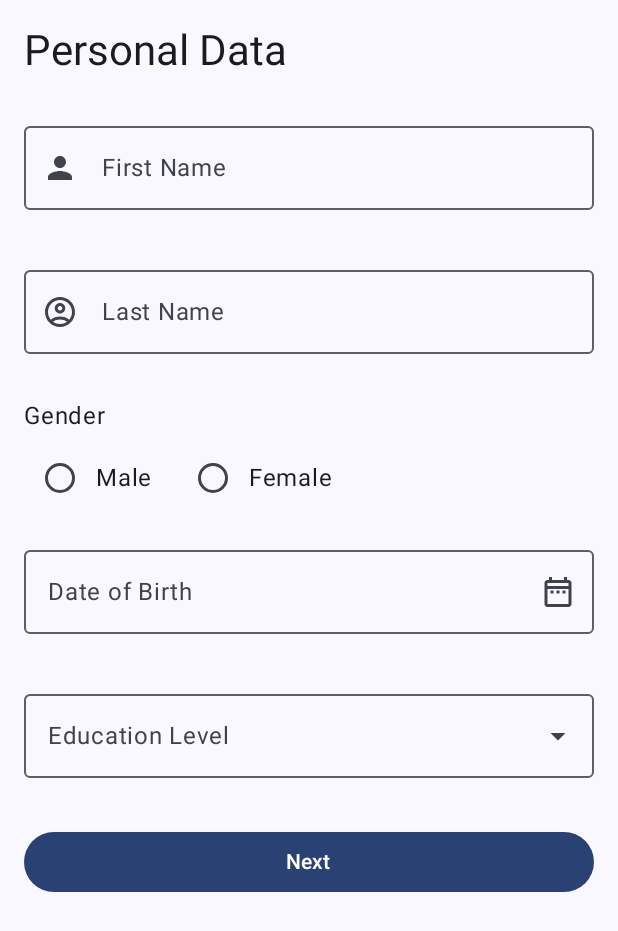
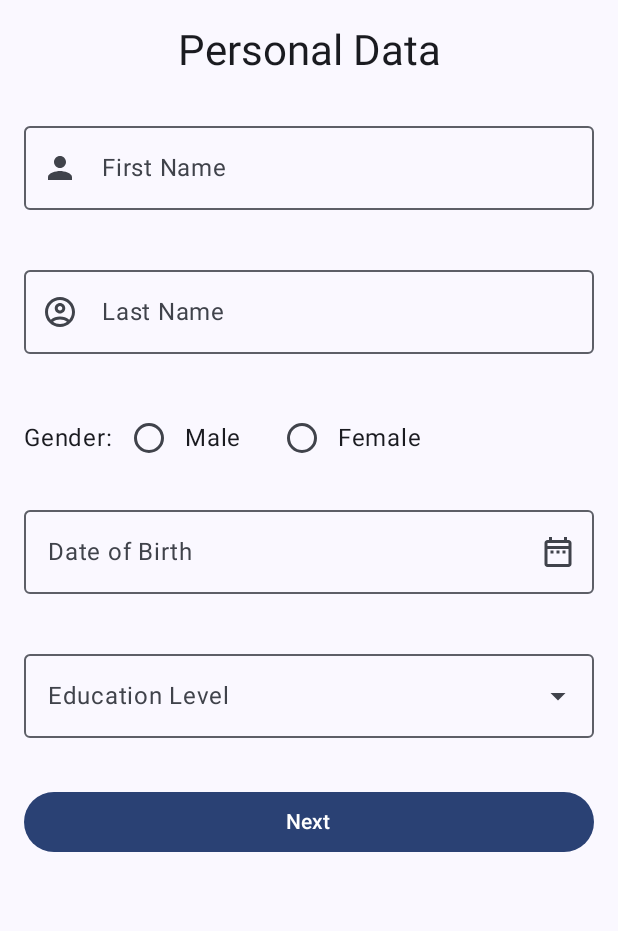
Before and after one commit to josegmez/LabsCM20251-Gr04, an Android app built with Jetpack Compose: the PersonalDataActivity screen opened directly, with no data from a screen before it, on a phone screen of 412 x 824 dp. Shown: the top 931 px of the screen. Run offline under Robolectric (Android 15) with nearby library versions, the phone set to English and light mode, and no system bars.

Commit message:
fix: Center align gender selection and improve layout spacing in personal form

```diff
--- a/Lab1-UI/src/main/java/co/edu/udea/compumovil/gr04_20251/lab1/PersonalDataActivity.kt
+++ b/Lab1-UI/src/main/java/co/edu/udea/compumovil/gr04_20251/lab1/PersonalDataActivity.kt
@@ -117,7 +117,8 @@ fun PersonalDataForm(
             .fillMaxSize()
             .padding(16.dp)
             .verticalScroll(scrollState),
-        verticalArrangement = Arrangement.spacedBy(16.dp)
+        verticalArrangement = Arrangement.spacedBy(16.dp),
+        horizontalAlignment = Alignment.CenterHorizontally
     ) {
         Text(
             text = stringResource(R.string.personal_data),
@@ -367,12 +368,13 @@ fun SexSelector(
     val maleRes = stringResource(R.string.male)
     val femaleRes = stringResource(R.string.female)
 
-    Column(modifier = modifier) {
+    Row(
+        modifier = modifier,
+        verticalAlignment = Alignment.CenterVertically,
+    ) {
         Text(
-            text = stringResource(R.string.gender),
-            style = MaterialTheme.typography.bodyLarge,
-            modifier = Modifier
-                .padding(bottom = 8.dp)
+            text = stringResource(R.string.gender) + ":",
+            style = MaterialTheme.typography.bodyLarge
         )
 
         Row(
```
